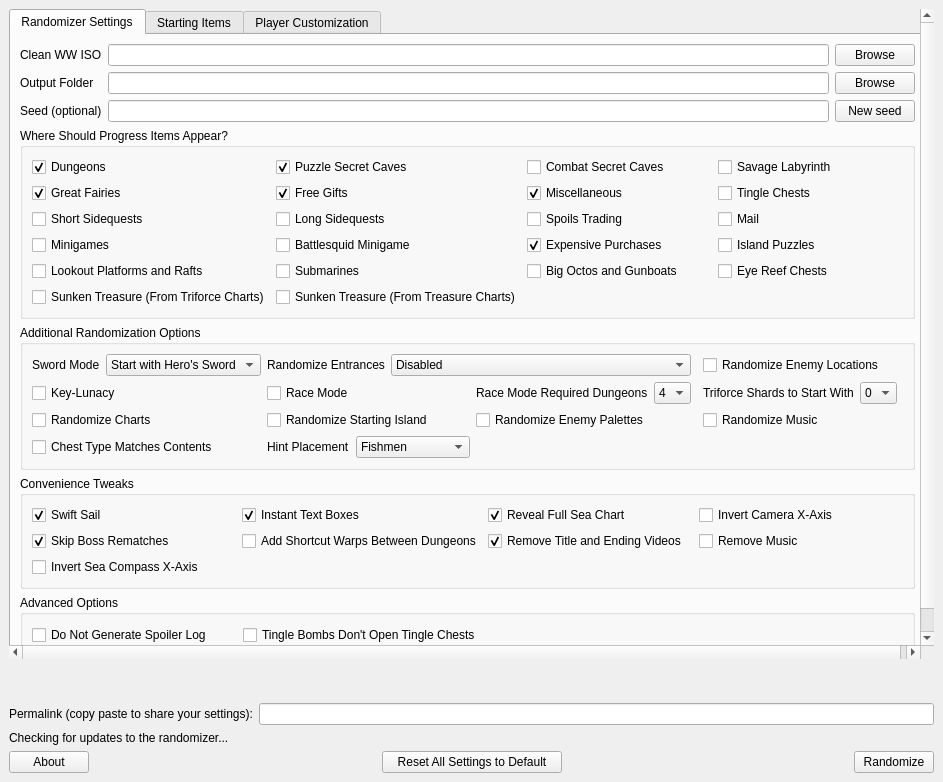
Above: wwr_ui/randomizer_window.ui from LagoLunatic/wwrando before the change. Below: the same form after it.
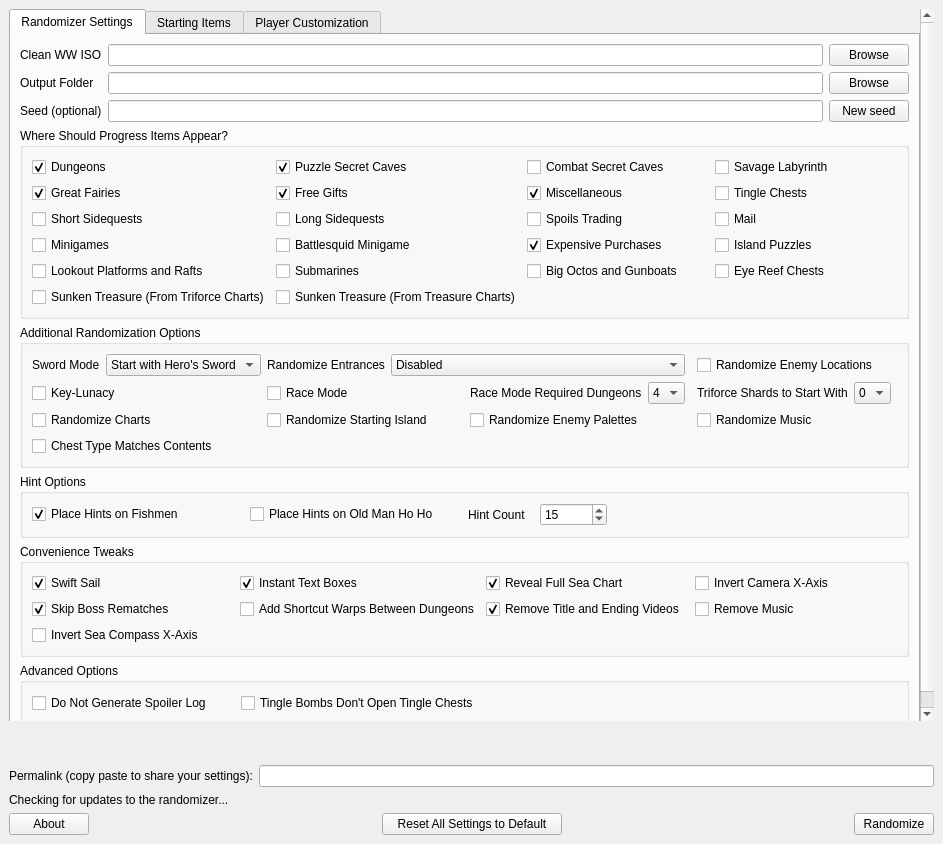
That is the form after the change.

Commit message: Allow for combinations of hint placement options

What changed in the file:
```diff
--- a/wwr_ui/randomizer_window.ui
+++ b/wwr_ui/randomizer_window.ui
@@ -7,7 +7,7 @@
     <x>0</x>
     <y>0</y>
     <width>943</width>
-    <height>782</height>
+    <height>844</height>
    </rect>
   </property>
   <property name="windowTitle">
@@ -29,7 +29,7 @@
          <x>0</x>
          <y>0</y>
          <width>908</width>
-         <height>654</height>
+         <height>716</height>
         </rect>
        </property>
        <layout class="QVBoxLayout" name="verticalLayout_4">
@@ -594,50 +594,67 @@
                  </item>
                 </layout>
                </item>
-               <item row="3" column="1">
+              </layout>
+             </widget>
+            </item>
+            <item>
+             <widget class="QGroupBox" name="groupBox_3">
+              <property name="title">
+               <string>Hint Options</string>
+              </property>
+              <layout class="QGridLayout" name="gridLayout_7">
+               <item row="0" column="0">
+                <widget class="QCheckBox" name="fishmen_hints">
+                 <property name="text">
+                  <string>Place Hints on Fishmen</string>
+                 </property>
+                 <property name="checked">
+                  <bool>true</bool>
+                 </property>
+                </widget>
+               </item>
+               <item row="0" column="1">
+                <widget class="QCheckBox" name="hoho_hints">
+                 <property name="text">
+                  <string>Place Hints on Old Man Ho Ho</string>
+                 </property>
+                </widget>
+               </item>
+               <item row="0" column="2">
                 <layout class="QHBoxLayout" name="horizontalLayout_7">
                  <item>
                   <widget class="QLabel" name="label_for_hint_placement">
                    <property name="text">
-                    <string>Hint Placement</string>
+                    <string>Hint Count</string>
                    </property>
                   </widget>
                  </item>
                  <item>
-                  <widget class="QComboBox" name="hint_placement">
-                   <property name="sizePolicy">
-                    <sizepolicy hsizetype="Preferred" vsizetype="Fixed">
-                     <horstretch>1</horstretch>
-                     <verstretch>0</verstretch>
-                    </sizepolicy>
-                   </property>
-                   <property name="currentIndex">
+                  <widget class="QSpinBox" name="num_hints">
+                   <property name="minimum">
                     <number>1</number>
                    </property>
-                   <item>
-                    <property name="text">
-                     <string>None</string>
-                    </property>
-                   </item>
-                   <item>
-                    <property name="text">
-                     <string>Fishmen</string>
-                    </property>
-                   </item>
-                   <item>
-                    <property name="text">
-                     <string>Old Man Ho Ho</string>
-                    </property>
-                   </item>
+                   <property name="maximum">
+                    <number>32</number>
+                   </property>
+                   <property name="value">
+                    <number>15</number>
+                   </property>
                   </widget>
                  </item>
+                 <item>
+                  <widget class="QWidget" name="widget_3" native="true"/>
+                 </item>
                 </layout>
                </item>
+               <item row="0" column="3">
+                <widget class="QWidget" name="widget_4" native="true"/>
+               </item>
               </layout>
              </widget>
             </item>
             <item>
-             <widget class="QGroupBox" name="groupBox_3">
+             <widget class="QGroupBox" name="groupBox_4">
               <property name="title">
                <string>Convenience Tweaks</string>
               </property>
@@ -724,11 +741,14 @@
              </widget>
             </item>
             <item>
-             <widget class="QGroupBox" name="groupBox_4">
+             <widget class="QGroupBox" name="groupBox_5">
               <property name="title">
                <string>Advanced Options</string>
               </property>
               <layout class="QGridLayout" name="gridLayout_6">
+               <item row="0" column="3">
+                <widget class="QWidget" name="widget_6" native="true"/>
+               </item>
                <item row="0" column="1">
                 <widget class="QCheckBox" name="disable_tingle_chests_with_tingle_bombs">
                  <property name="text">
@@ -744,9 +764,6 @@
                 </widget>
                </item>
                <item row="0" column="2">
-                <widget class="QWidget" name="widget_4" native="true"/>
-               </item>
-               <item row="0" column="3">
                 <widget class="QWidget" name="widget_5" native="true"/>
                </item>
               </layout>
```
Left out of the diff: 60 changed lines with no effect on the pictures. The commit also changes 4 other files.
